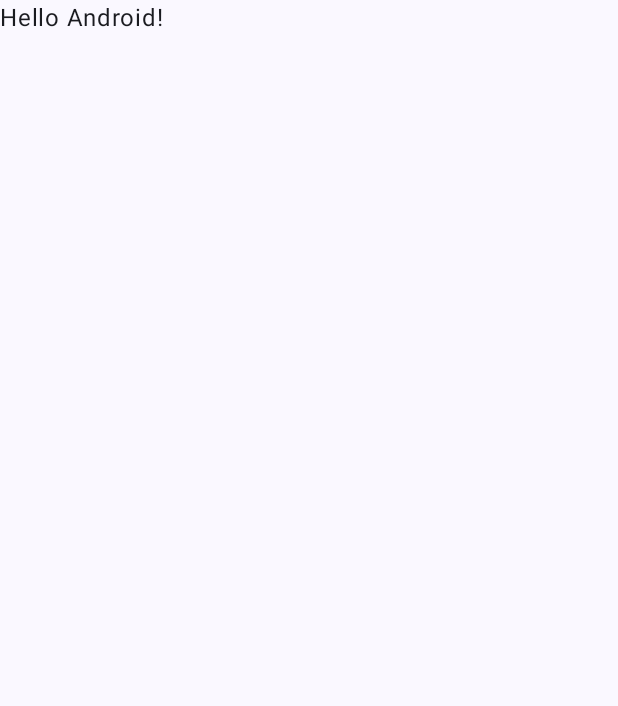
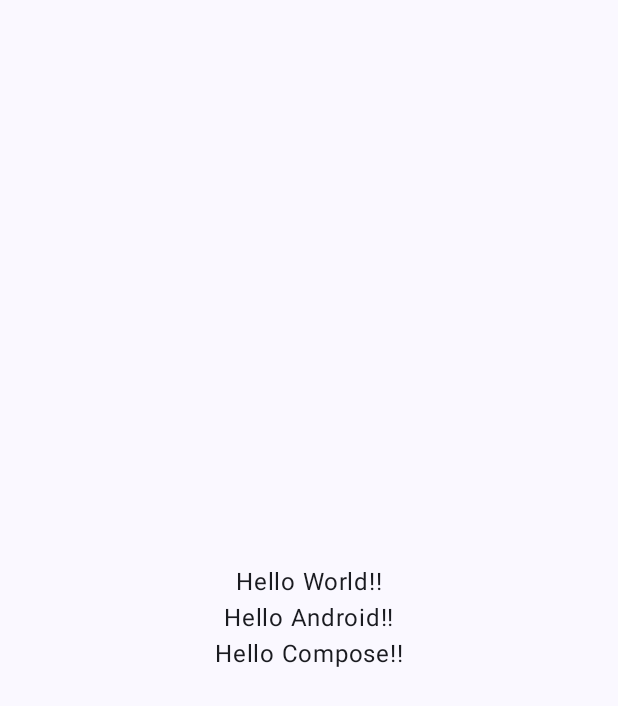
Before and after one commit to PasinduNimesha/little-lemon, an Android app built with Jetpack Compose: the screen it shows after launch (MainActivity), on a phone screen of 412 x 824 dp. Before the commit the part shown is almost empty. Shown: the top 706 px of the screen. Run offline under Robolectric (Android 15) with nearby library versions, the phone set to English and light mode, and no system bars.

Commit message:
minor changes

```diff
--- a/app/src/main/java/com/example/littlelemon/MainActivity.kt
+++ b/app/src/main/java/com/example/littlelemon/MainActivity.kt
@@ -3,11 +3,14 @@ package com.example.littlelemon
 import android.os.Bundle
 import androidx.activity.ComponentActivity
 import androidx.activity.compose.setContent
+import androidx.compose.foundation.layout.Arrangement
+import androidx.compose.foundation.layout.Column
 import androidx.compose.foundation.layout.fillMaxSize
 import androidx.compose.material3.MaterialTheme
 import androidx.compose.material3.Surface
 import androidx.compose.material3.Text
 import androidx.compose.runtime.Composable
+import androidx.compose.ui.Alignment
 import androidx.compose.ui.Modifier
 import androidx.compose.ui.tooling.preview.Preview
 import com.example.littlelemon.ui.theme.LittleLemonTheme
@@ -22,7 +25,16 @@ class MainActivity : ComponentActivity() {
                     modifier = Modifier.fillMaxSize(),
                     color = MaterialTheme.colorScheme.background
                 ) {
-                    Greeting("Android")
+                    Column(
+                        modifier = Modifier.fillMaxSize(),
+                        Arrangement.Center,
+                        Alignment.CenterHorizontally
+                    ) {
+                        Greeting("World!")
+                        Greeting("Android!")
+                        Greeting("Compose!")
+
+                    }
                 }
             }
         }
```
